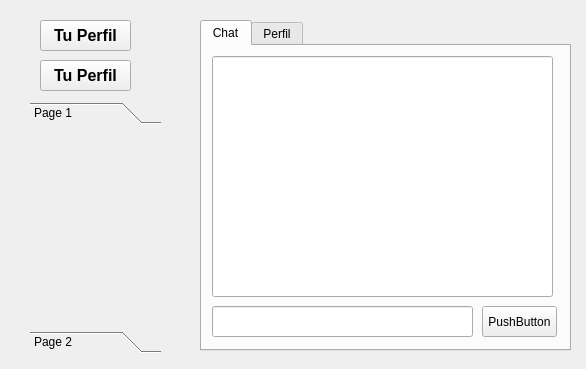
The window that Red_Social/interfast.ui (PrenxLibert/Trabajo-Parcial-red-social-3-ciclo) describes before a commit, drawn with Qt 5.
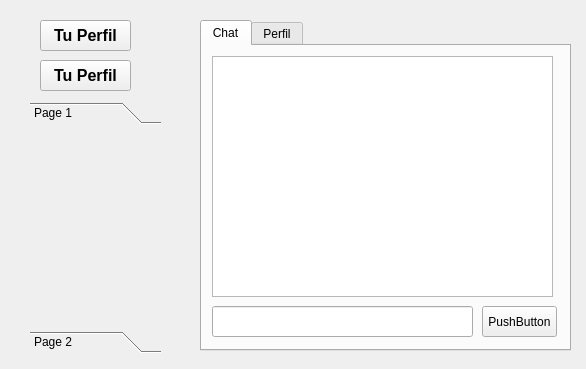
The same window after the commit. The open tabs and pages were chosen to show the change.

```diff
--- a/Red_Social/interfast.ui
+++ b/Red_Social/interfast.ui
@@ -106,7 +106,7 @@
         <string>PushButton</string>
        </property>
       </widget>
-      <widget class="QLineEdit" name="txtbx_mensajes">
+      <widget class="QTextEdit" name="chatText">
        <property name="geometry">
         <rect>
          <x>10</x>
```
Left out of the diff: 4 changed lines with no effect on the pictures.
